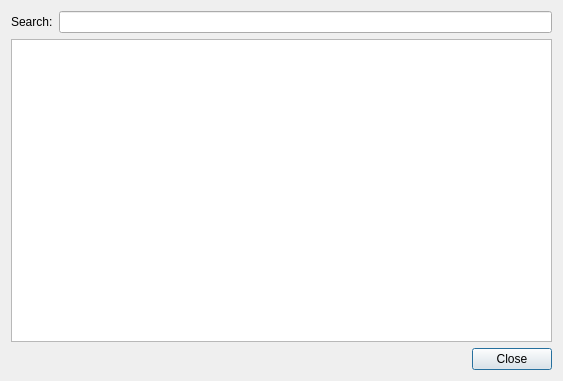
The window that src/desktop-remote/searchdialog.ui (hyperquantum/PMP) describes before a commit, drawn with Qt 5.
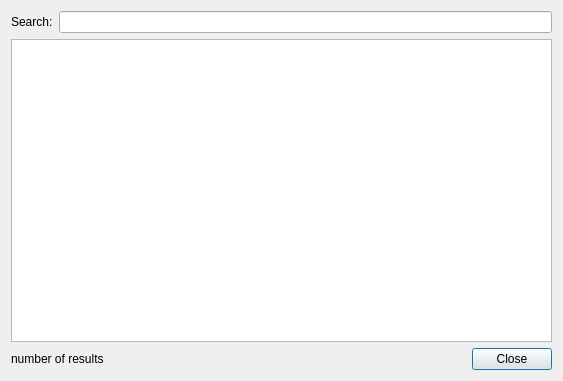
The same window after the commit.

Commit message: Add label displaying the number of matches found

```diff
--- a/src/desktop-remote/searchdialog.ui
+++ b/src/desktop-remote/searchdialog.ui
@@ -37,6 +37,13 @@
    </item>
    <item>
     <layout class="QHBoxLayout" name="horizontalLayout_2">
+     <item>
+      <widget class="QLabel" name="resultsCountLabel">
+       <property name="text">
+        <string>number of results</string>
+       </property>
+      </widget>
+     </item>
      <item>
       <spacer name="horizontalSpacer">
        <property name="orientation">
```
The commit also changes 1 other file.
